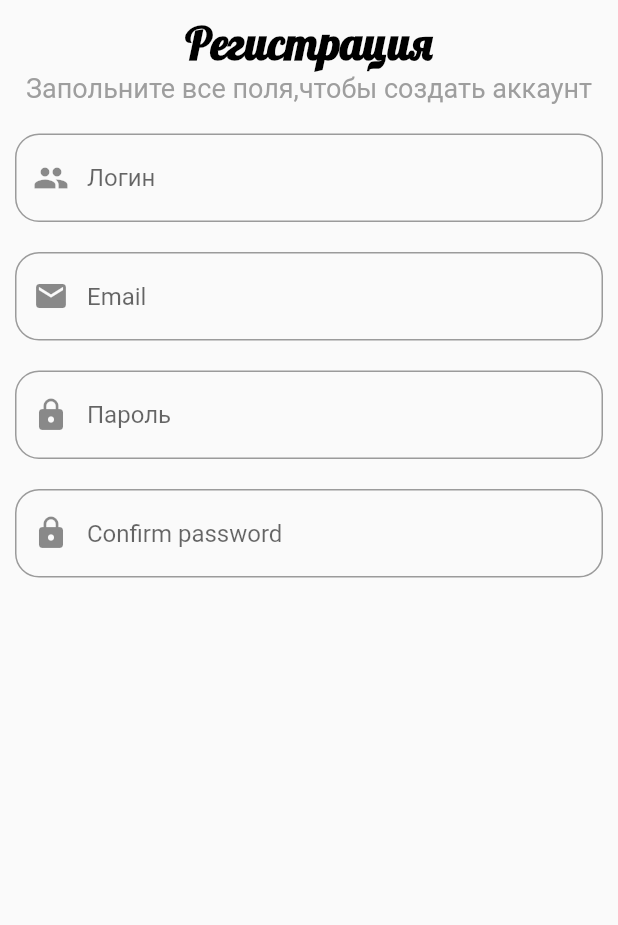
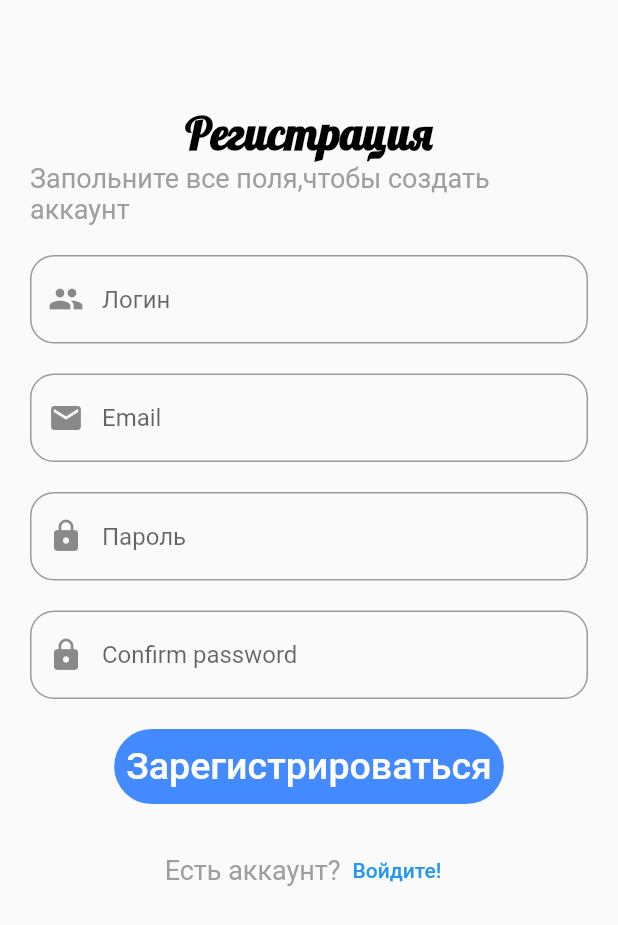
Before and after one commit to Rau0303/online_shoping, a Flutter app: the signUp screen opened by its route, on a phone screen of 412 x 824 dp. Shown: the top 925 px of the screen. Run offline on Flutter 3.47's test engine with Material 2 defaults, Android fonts, the phone set to English and light mode, and no system bars.

```diff
--- a/lib/main.dart
+++ b/lib/main.dart
@@ -1,14 +1,16 @@
 import 'package:flutter/material.dart';
+import 'package:online_shopping/screens/homePage.dart';
 import 'package:online_shopping/screens/loginPageScreen.dart';
 import 'package:online_shopping/screens/signUpPageScreen.dart';
 
 void main() {
 
   runApp(MaterialApp(
-    initialRoute: '/',
+    initialRoute: '/home',
     routes: {
       '/': (context) => loginPage(),
       '/signUp':(context) =>signUp(),
+      '/home':(context) =>home(),
     },
   ));
 }
--- a/lib/screens/signUpPageScreen.dart
+++ b/lib/screens/signUpPageScreen.dart
@@ -17,8 +17,10 @@ class _signUpState extends State<signUp> {
   Widget build(BuildContext context) {
     return Scaffold(
       body: SafeArea(
-        child: Padding(
-          padding: const EdgeInsets.all(10.0),
+        child: Container(
+          height: MediaQuery.of(context).size.height,
+          width: MediaQuery.of(context).size.width,
+          margin: const EdgeInsets.fromLTRB(20, 70, 20, 20),
           child: Column(
             children: [
               RichText(text: const TextSpan(
@@ -107,7 +109,41 @@ class _signUpState extends State<signUp> {
                     return "Поля не совпадают!";
                   }
                 },
+              ),
+              betSize,
+              TextButton(
+                onPressed: (){},
+                style: TextButton.styleFrom(
+                    minimumSize: const Size(180,50),
+                    primary: Colors.white,
+                    backgroundColor: Colors.blueAccent,
+                    shape: RoundedRectangleBorder(
+                      borderRadius: BorderRadius.circular(30),
+
+                    )
+
+                ),
+                child: const Text('Зарегистрироваться',style: buttonText),
+
+              ),
+              betSize,
+              Row(
+                mainAxisAlignment: MainAxisAlignment.center,
+                children: [
+                  RichText(text: const TextSpan(
+                      text: "Есть аккаунт?",
+                      style: subTitle
+                  )),
+                  TextButton(
+                      onPressed: (){
+                        Navigator.pushNamed(context, "/");
+                      },
+                      child: const Text("Войдите!"))
+                ],
               )
+
+
+
             ],
           ),
         ),
```
Also changed, not shown: lib/screens/homePage.dart (added, +35 -0 lines).
